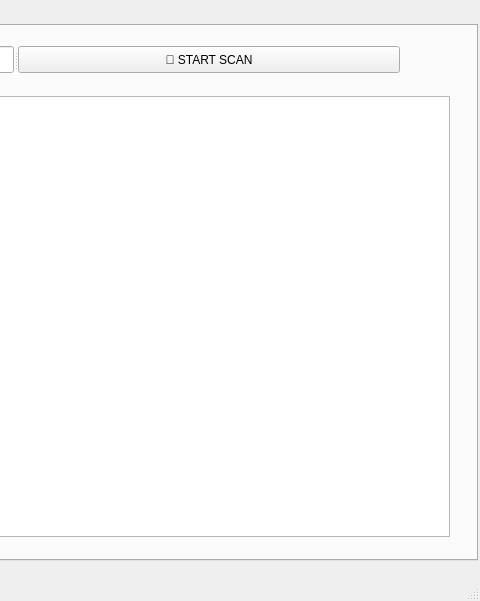
Above: assets/toolbox.ui from Futhark1393/sysadmin-toolbox before the change; both pictures show x 513 to 993 and y 0 to 601 of the 993 by 601 pixel window. Below: the same form after it.
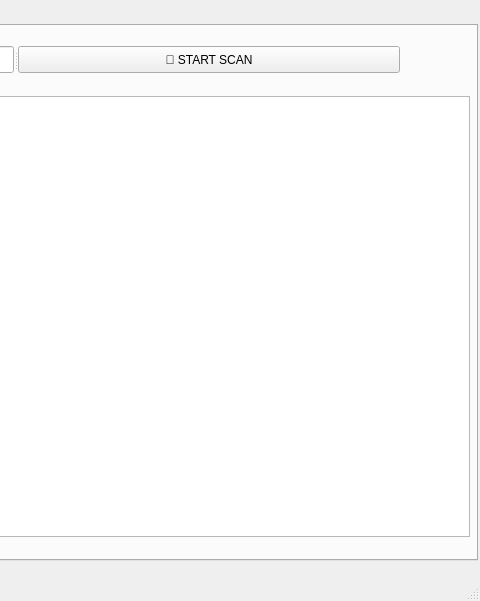
That is the form after the change. The open tabs and pages were chosen to show the change.

Commit message: feat: release v2.5 - Added Banner Grabbing and updated README with screenshots

```diff
--- a/assets/toolbox.ui
+++ b/assets/toolbox.ui
@@ -157,10 +157,13 @@
        <rect>
         <x>10</x>
         <y>70</y>
-        <width>951</width>
+        <width>971</width>
         <height>441</height>
        </rect>
       </property>
+      <property name="readOnly">
+       <bool>true</bool>
+      </property>
      </widget>
      <widget class="QSplitter" name="splitter">
       <property name="geometry">
```
Left out of the diff: 2 changed lines with no effect on the pictures. The commit also changes 2 other files.
